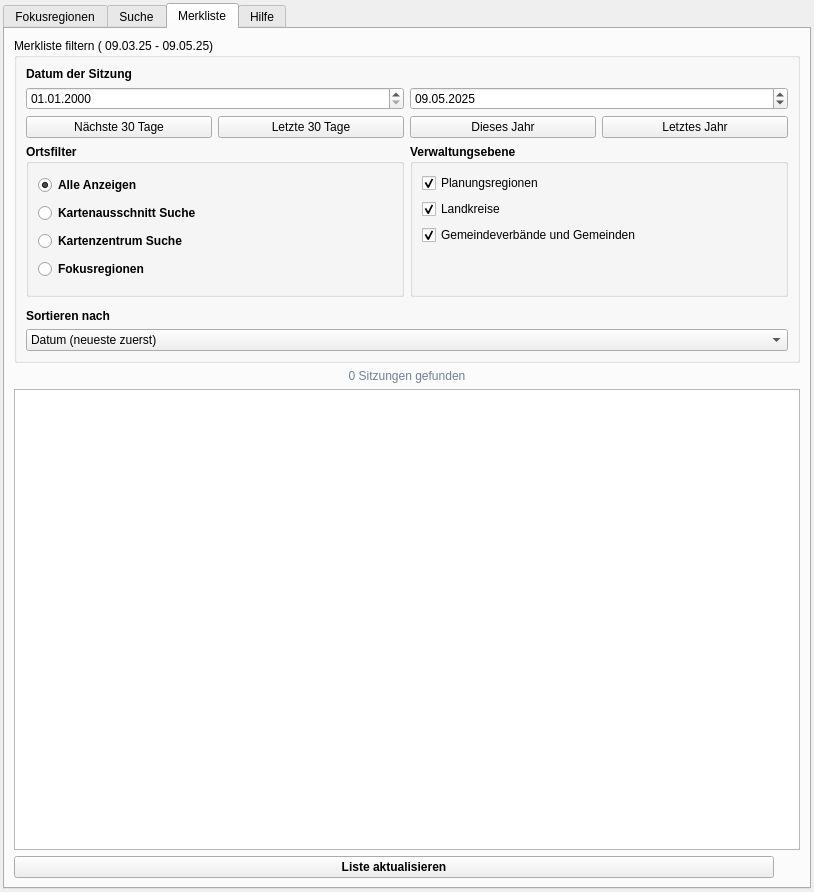
This is ui/poliscope_plugin_dockwidget_base.ui in poliscope-de/poliscope-qgis-plugin as Qt 5 draws it before an edit. The edited form follows.
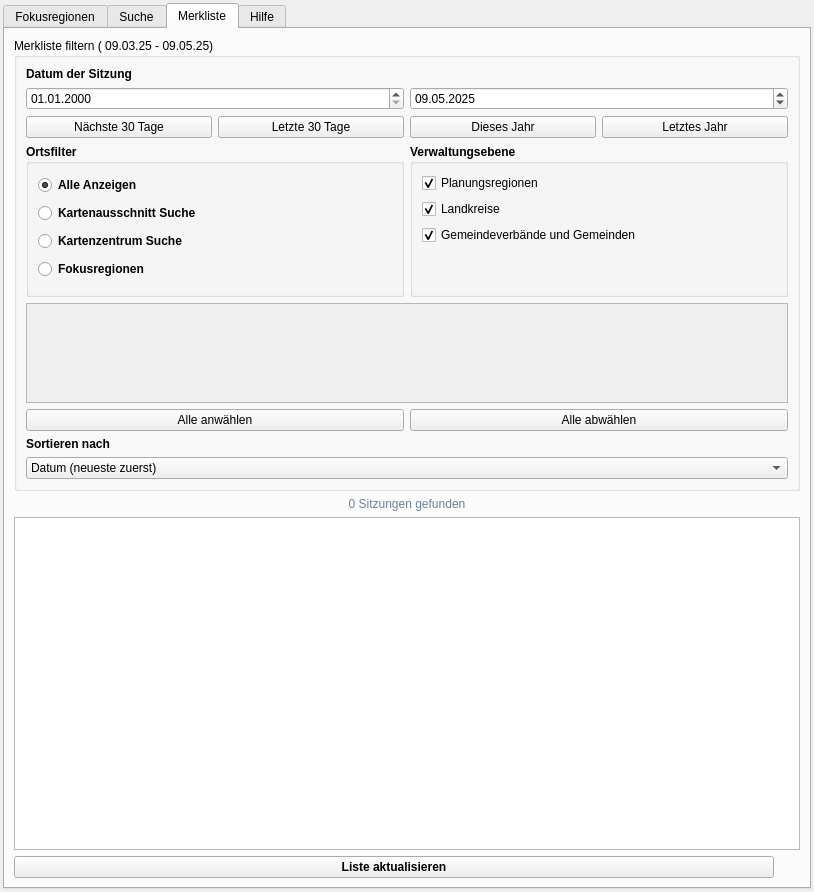
This is the edited form. The open tabs and pages were chosen to show the change. Icons and pictures are not drawn. Custom widgets are drawn as their Qt base class.

Commit message: Merkliste: Fokusregion-Filter mit Scrollbereich, 2 Spalten, Alle an/abwählen; entity_ids leer = keine Einschränkung

```diff
--- a/ui/poliscope_plugin_dockwidget_base.ui
+++ b/ui/poliscope_plugin_dockwidget_base.ui
@@ -1795,7 +1795,68 @@
                 </layout>
                </item>
                <item>
-                <widget class="QWidget" name="wFokusregionen_watchlist" native="true"/>
+                <widget class="QScrollArea" name="saFokusregionen_watchlist">
+                 <property name="minimumSize">
+                  <size>
+                   <width>0</width>
+                   <height>100</height>
+                  </size>
+                 </property>
+                 <property name="maximumSize">
+                  <size>
+                   <width>16777215</width>
+                   <height>200</height>
+                  </size>
+                 </property>
+                 <property name="horizontalScrollBarPolicy">
+                  <enum>Qt::ScrollBarAlwaysOff</enum>
+                 </property>
+                 <property name="widgetResizable">
+                  <bool>true</bool>
+                 </property>
+                 <widget class="QWidget" name="saFokusregionenContents_watchlist">
+                  <property name="geometry">
+                   <rect>
+                    <x>0</x>
+                    <y>0</y>
+                    <width>400</width>
+                    <height>200</height>
+                   </rect>
+                  </property>
+                  <layout class="QGridLayout" name="gridLayoutFokusregionen_watchlist">
+                   <property name="leftMargin">
+                    <number>4</number>
+                   </property>
+                   <property name="topMargin">
+                    <number>4</number>
+                   </property>
+                   <property name="rightMargin">
+                    <number>4</number>
+                   </property>
+                   <property name="bottomMargin">
+                    <number>4</number>
+                   </property>
+                  </layout>
+                 </widget>
+                </widget>
+               </item>
+               <item>
+                <layout class="QHBoxLayout" name="horizontalLayoutFokusregionenButtons_watchlist">
+                 <item>
+                  <widget class="QPushButton" name="pbAlleAnwaehlen_watchlist">
+                   <property name="text">
+                    <string>Alle anwählen</string>
+                   </property>
+                  </widget>
+                 </item>
+                 <item>
+                  <widget class="QPushButton" name="pbAlleAbwaehlen_watchlist">
+                   <property name="text">
+                    <string>Alle abwählen</string>
+                   </property>
+                  </widget>
+                 </item>
+                </layout>
                </item>
                <item>
                 <layout class="QVBoxLayout" name="verticalLayout_34">
```
The commit also changes 1 other file.
